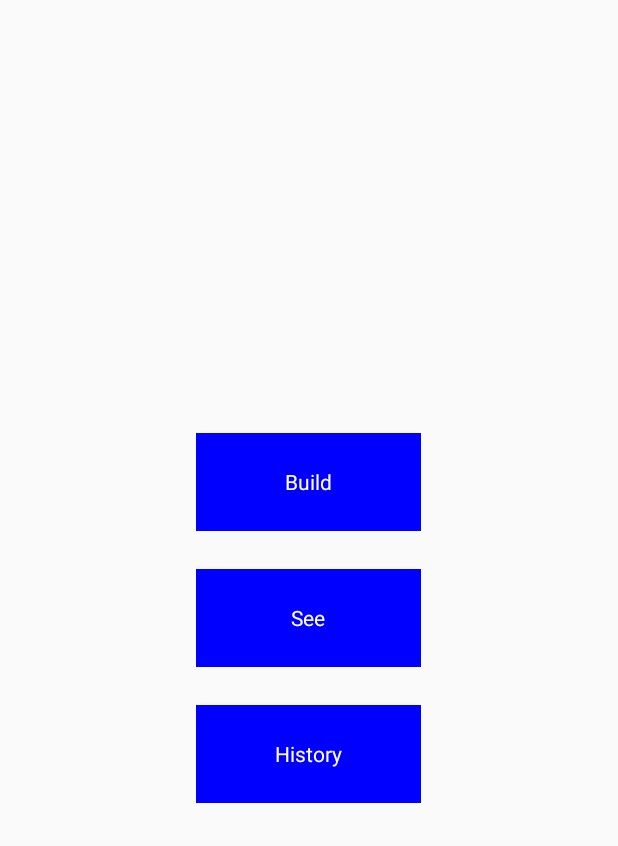
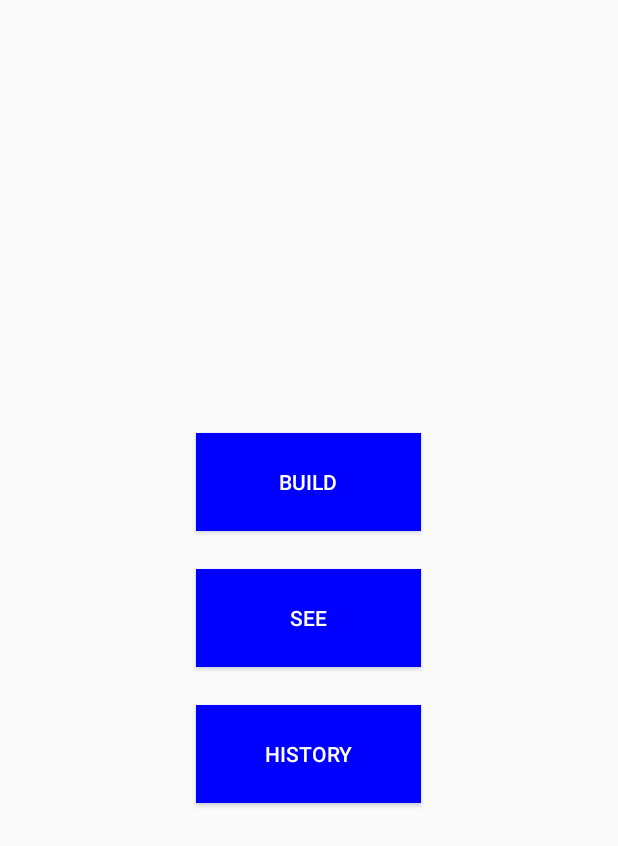
Before and after one commit to grayfore/ChoppingBoard, an Android app: the screen it shows after launch (DashBoard), on a phone screen of 412 x 824 dp. Shown: the top 846 px of the screen. Run offline under Robolectric (Android 15) with nearby library versions, the phone set to English and light mode, and no system bars.

Commit message:
Making dashboard buttons

```diff
--- a/app/src/main/res/layout/activity_dashboard.xml
+++ b/app/src/main/res/layout/activity_dashboard.xml
@@ -3,7 +3,7 @@
     android:layout_width="match_parent" android:layout_height="match_parent">
 
 
-    <TextView
+    <Button
         android:id="@+id/see"
         android:layout_width="150dp"
         android:layout_height="65dp"
@@ -13,7 +13,7 @@
         android:text="See"
         android:textColor="@color/white"
         android:background="@color/blue"/>
-    <TextView
+    <Button
         android:layout_width="150dp"
         android:layout_height="65dp"
         android:layout_centerHorizontal="true"
@@ -23,7 +23,7 @@
         android:text="Build"
         android:textColor="@color/white"
         android:background="@color/blue"/>
-    <TextView
+    <Button
         android:layout_width="150dp"
         android:layout_height="65dp"
         android:layout_centerHorizontal="true"
```
